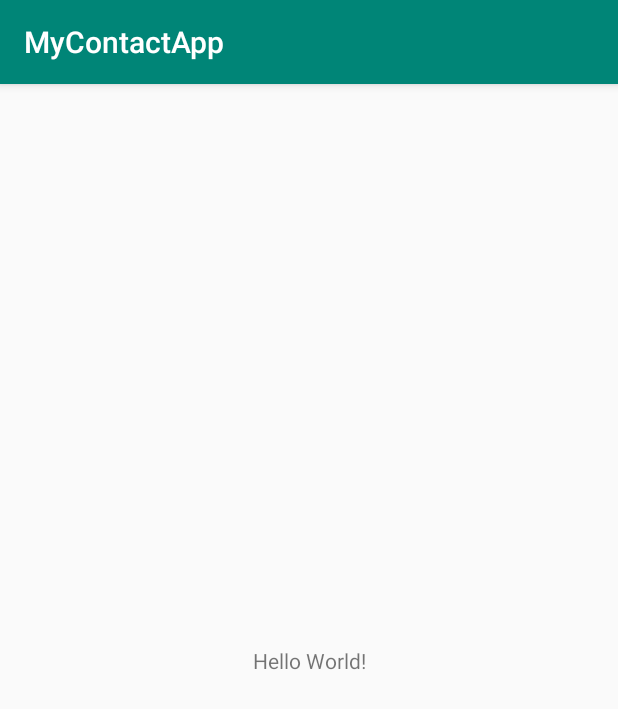
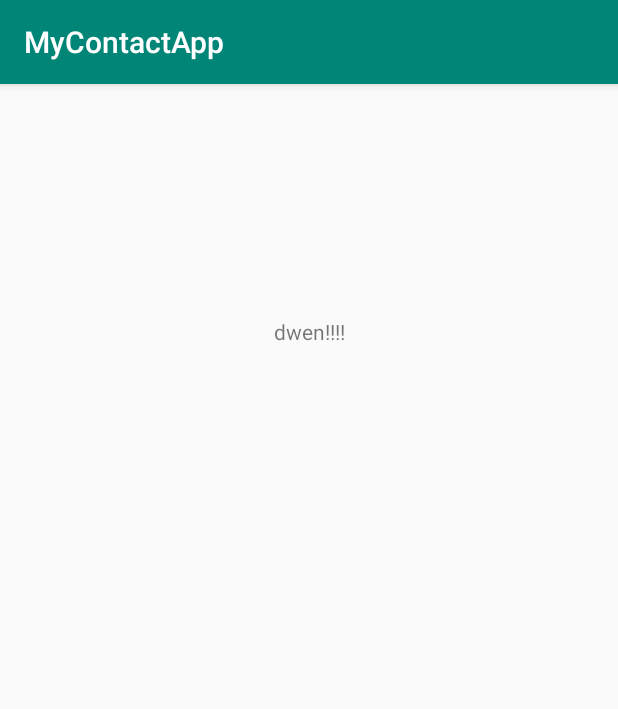
Before and after one commit to Derek-Wen/WenDerek_SQLnotes, an Android app: the screen it shows after launch (MainActivity), on a phone screen of 412 x 824 dp. Shown: the top 709 px of the screen. Run offline under Robolectric (Android 15) with nearby library versions, the phone set to English and light mode, and no system bars.

Commit message:
Update activity_main.xml

```diff
--- a/app/src/main/res/layout/activity_main.xml
+++ b/app/src/main/res/layout/activity_main.xml
@@ -8,11 +8,12 @@
 
     <TextView
         android:layout_width="wrap_content"
-        android:layout_height="wrap_content"
-        android:text="Hello World!"
+        android:layout_height="217dp"
+        android:text="dwen!!!!"
         app:layout_constraintBottom_toBottomOf="parent"
         app:layout_constraintLeft_toLeftOf="parent"
         app:layout_constraintRight_toRightOf="parent"
-        app:layout_constraintTop_toTopOf="parent" />
+        app:layout_constraintTop_toTopOf="parent"
+        app:layout_constraintVertical_bias="0.282" />
 
 </android.support.constraint.ConstraintLayout>
```
